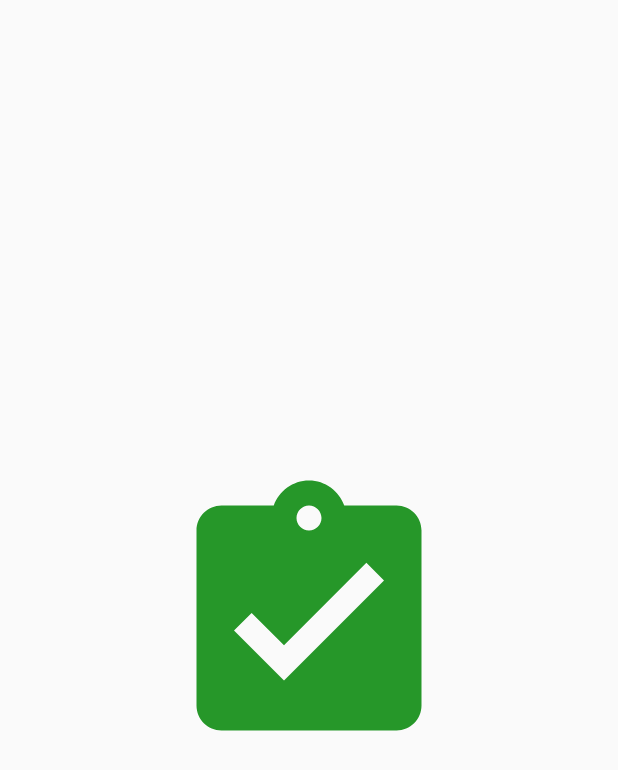
After one commit to AndreiVoicea2/TodoList, an Android app built with Jetpack Compose: the SplashScreenActivity screen opened directly, with no data from a screen before it, on a phone screen of 412 x 824 dp. The commit adds this screen. Shown: the top 770 px of the screen. Run offline under Robolectric (Android 15) with nearby library versions, the phone set to English and light mode, and no system bars.

Commit message:
Update_5

```diff
--- a/app/build.gradle
+++ b/app/build.gradle
@@ -60,6 +60,8 @@ dependencies {
     implementation libs.androidx.material3
     implementation libs.androidx.constraintlayout
     implementation libs.firebase.database
+    implementation libs.androidx.appcompat
+    implementation libs.androidx.activity
     testImplementation libs.junit
     androidTestImplementation libs.androidx.junit
     androidTestImplementation libs.androidx.espresso.core
--- /dev/null
+++ b/app/src/main/java/com/example/todolist/SplashScreenActivity.kt
@@ -0,0 +1,32 @@
+package com.example.todolist
+
+import android.content.Intent
+import android.os.Bundle
+import android.widget.ImageView
+import androidx.activity.enableEdgeToEdge
+import androidx.appcompat.app.AppCompatActivity
+import androidx.core.view.ViewCompat
+import androidx.core.view.WindowInsetsCompat
+
+class SplashScreenActivity : AppCompatActivity() {
+    override fun onCreate(savedInstanceState: Bundle?) {
+        super.onCreate(savedInstanceState)
+        setContentView(R.layout.activity_splash_screen)
+        var iv_note: ImageView = findViewById(R.id.iv_note)
+
+        val FadingAnimationDuration: Long = 1500
+        val SplashScreenAlphaInitial: Float = 0f
+        val SplashScreenAlphaMax: Float = 1f
+
+        iv_note.alpha = SplashScreenAlphaInitial
+        iv_note.animate().setDuration(FadingAnimationDuration).alpha(SplashScreenAlphaMax).withEndAction{
+
+            val i = Intent(this, MainActivity::class.java)
+            startActivity(i)
+            overridePendingTransition(android.R.anim.fade_in, android.R.anim.fade_out)
+            finish()
+
+        }
+
+    }
+}
--- /dev/null
+++ b/app/src/main/res/drawable/baseline_assignment_turned_in_24.xml
@@ -0,0 +1,5 @@
+<vector xmlns:android="http://schemas.android.com/apk/res/android" android:height="24dp" android:tint="#269729" android:viewportHeight="24" android:viewportWidth="24" android:width="24dp">
+
+    <path android:fillColor="@android:color/white" android:pathData="M19,3h-4.18C14.4,1.84 13.3,1 12,1c-1.3,0 -2.4,0.84 -2.82,2L5,3c-1.1,0 -2,0.9 -2,2v14c0,1.1 0.9,2 2,2h14c1.1,0 2,-0.9 2,-2L21,5c0,-1.1 -0.9,-2 -2,-2zM12,3c0.55,0 1,0.45 1,1s-0.45,1 -1,1 -1,-0.45 -1,-1 0.45,-1 1,-1zM10,17l-4,-4 1.41,-1.41L10,14.17l6.59,-6.59L18,9l-8,8z"/>
+
+</vector>
--- /dev/null
+++ b/app/src/main/res/layout/activity_splash_screen.xml
@@ -0,0 +1,17 @@
+<?xml version="1.0" encoding="utf-8"?>
+<RelativeLayout xmlns:android="http://schemas.android.com/apk/res/android"
+    xmlns:app="http://schemas.android.com/apk/res-auto"
+    xmlns:tools="http://schemas.android.com/tools"
+    android:id="@+id/main"
+    android:layout_width="match_parent"
+    android:layout_height="match_parent"
+    tools:context=".SplashScreenActivity">
+
+    <ImageView
+        android:layout_width="200dp"
+        android:layout_height="200dp"
+        android:src="@drawable/baseline_assignment_turned_in_24"
+        android:layout_centerInParent="true"
+        android:id="@+id/iv_note"  />
+
+</RelativeLayout>
--- a/app/src/main/res/values/themes.xml
+++ b/app/src/main/res/values/themes.xml
@@ -2,4 +2,7 @@
 <resources>
 
     <style name="Theme.TodoList" parent="android:Theme.Material.Light.NoActionBar" />
+
+    <style name="SplashScreenTheme" parent="Theme.AppCompat.Light.NoActionBar" />
+
 </resources>
--- a/gradle/libs.versions.toml
+++ b/gradle/libs.versions.toml
@@ -11,6 +11,9 @@ composeBom = "2023.08.00"
 constraintlayout = "2.1.4"
 googleServices = "4.4.1"
 firebaseDatabase = "20.3.1"
+appcompat = "1.6.1"
+material = "1.12.0"
+activity = "1.8.0"
 
 [libraries]
 androidx-core-ktx = { group = "androidx.core", name = "core-ktx", version.ref = "coreKtx" }
@@ -30,6 +33,9 @@ androidx-material3 = { group = "androidx.compose.material3", name = "material3"
 androidx-constraintlayout = { group = "androidx.constraintlayout", name = "constraintlayout", version.ref = "constraintlayout" }
 google-services = { group = "com.google.gms", name = "google-services", version.ref = "googleServices" }
 firebase-database = { group = "com.google.firebase", name = "firebase-database", version.ref = "firebaseDatabase" }
+androidx-appcompat = { group = "androidx.appcompat", name = "appcompat", version.ref = "appcompat" }
+material = { group = "com.google.android.material", name = "material", version.ref = "material" }
+androidx-activity = { group = "androidx.activity", name = "activity", version.ref = "activity" }
 
 [plugins]
 androidApplication = { id = "com.android.application", version.ref = "agp" }
```
Also changed, not shown: app/src/main/AndroidManifest.xml (+14 -6 lines), app/src/main/res/layout/activity_main.xml (+19 -5 lines), app/src/main/res/layout/item_todo.xml (+9 -6 lines).
